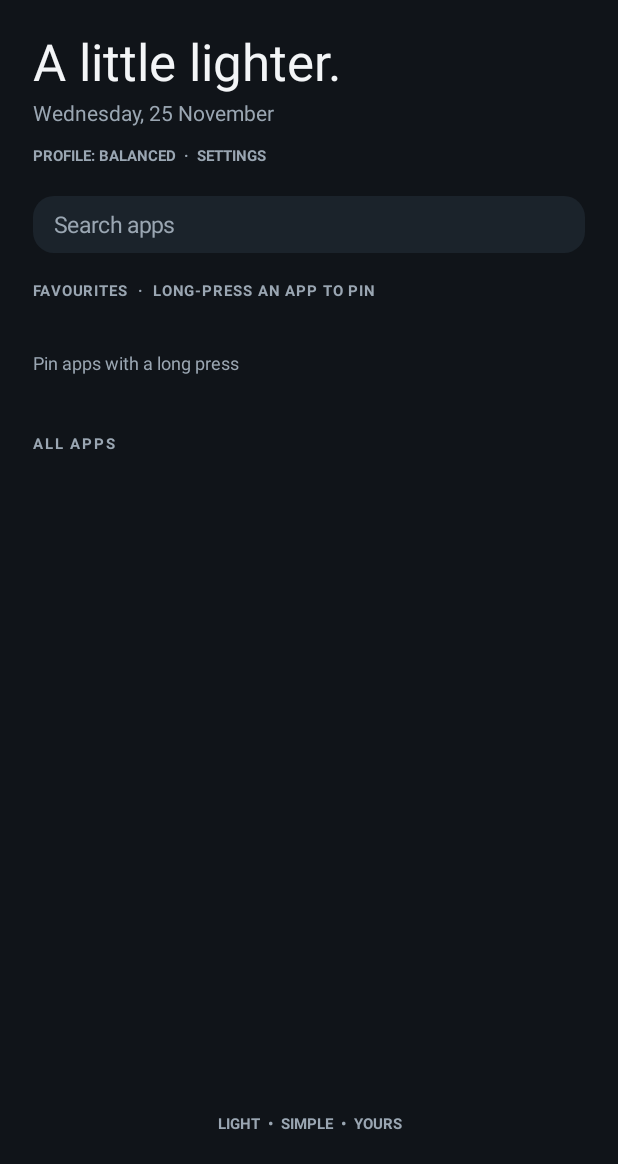
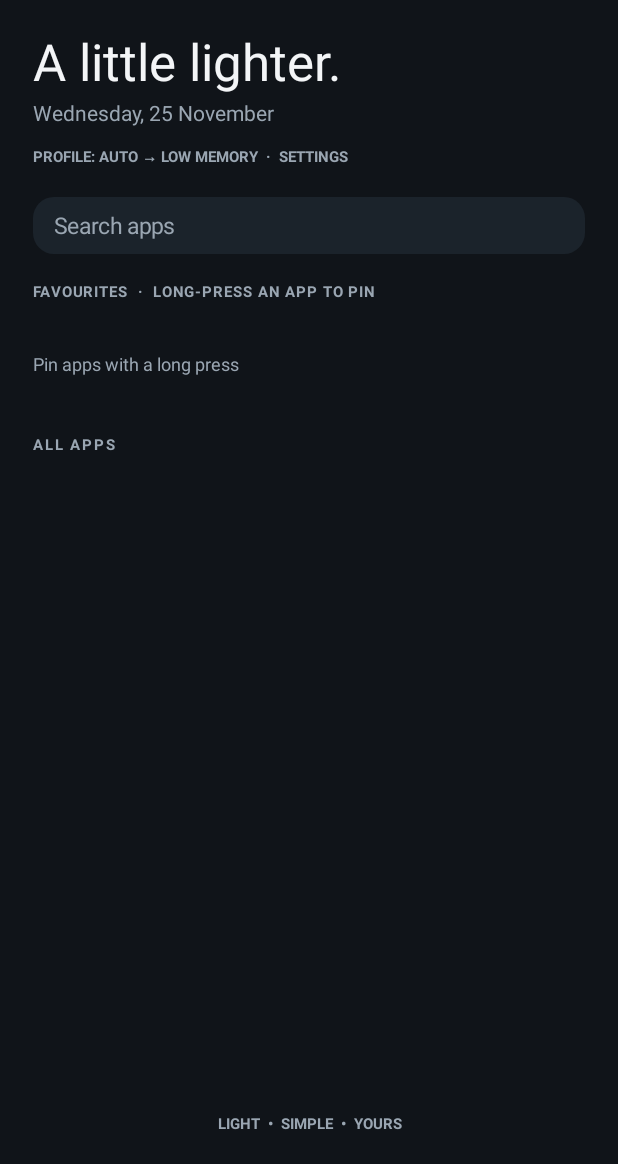
Before and after one commit to scmbyabhinav/LITE-OS, an Android app: the screen it shows after launch (MainActivity), on a phone screen of 412 x 824 dp, the part 72-1236 px from its top. Run offline under Robolectric (Android 15) with nearby library versions, the phone set to English and light mode, and no system bars; 1 statement that could not run was skipped.

Commit message:
feat: select adaptive profile from detected device capabilities

```diff
--- a/app/src/main/java/com/liteos/launcher/MainActivity.kt
+++ b/app/src/main/java/com/liteos/launcher/MainActivity.kt
@@ -33,7 +33,8 @@ class MainActivity : Activity() {
     private lateinit var favoritesRow: LinearLayout
     private lateinit var profileLabel: TextView
     private var searchField: EditText? = null
-    private var profile: String = "balanced"
+    private var profile: String = LITEOSProfileResolver.AUTO
+    private lateinit var deviceCapabilities: DeviceCapabilities
     private val allApps = mutableListOf<AppEntry>()
     private val visibleApps = mutableListOf<AppEntry>()
     private val favorites = linkedSetOf<String>()
@@ -49,7 +50,8 @@ class MainActivity : Activity() {
             View.SYSTEM_UI_FLAG_LIGHT_STATUS_BAR.inv()
 
         favorites.addAll(preferences.getStringSet("favorites", emptySet()) ?: emptySet())
-        profile = preferences.getString("profile", "balanced") ?: "balanced"
+        profile = preferences.getString("profile", LITEOSProfileResolver.AUTO) ?: LITEOSProfileResolver.AUTO
+        deviceCapabilities = DeviceCapabilities.detect(this)
 
         val root = LinearLayout(this).apply {
             orientation = LinearLayout.VERTICAL
@@ -63,7 +65,7 @@ class MainActivity : Activity() {
         }, matchWrap())
         val date = SimpleDateFormat("EEEE, d MMMM", Locale.getDefault()).format(Date())
         root.addView(label(date, 14f, muted, false), matchWrap())
-        profileLabel = label("PROFILE: ${profile.uppercase(Locale.getDefault())}  ·  SETTINGS", 10f, muted, true).apply {
+        profileLabel = label(profileSummary(), 10f, muted, true).apply {
             setPadding(0, dp(12), 0, 0)
             isClickable = true
             isFocusable = true
@@ -207,9 +209,21 @@ class MainActivity : Activity() {
         }
     }
 
+    private fun effectiveProfile() = LITEOSProfileResolver.resolve(profile, deviceCapabilities)
+
+    private fun profileSummary(): String {
+        val requested = profile.uppercase(Locale.getDefault())
+        val effective = effectiveProfile().replace("_", " ").uppercase(Locale.getDefault())
+        return if (profile == LITEOSProfileResolver.AUTO) {
+            "PROFILE: AUTO → $effective  ·  SETTINGS"
+        } else {
+            "PROFILE: $requested  ·  SETTINGS"
+        }
+    }
+
     private fun columnsForProfile(): Int {
-        val tablet = resources.configuration.smallestScreenWidthDp >= 600
-        return when (profile) {
+        val tablet = deviceCapabilities.isTablet
+        return when (effectiveProfile()) {
             "low_memory" -> if (tablet) 5 else 4
             "performance" -> if (tablet) 7 else 5
             else -> if (tablet) 6 else 4
@@ -217,15 +231,20 @@ class MainActivity : Activity() {
     }
 
     private fun showProfileSettings() {
-        val options = arrayOf("Low Memory", "Balanced", "Performance")
-        val values = arrayOf("low_memory", "balanced", "performance")
+        val options = arrayOf("Automatic (recommended)", "Low Memory", "Balanced", "Performance")
+        val values = arrayOf(
+            LITEOSProfileResolver.AUTO,
+            LITEOSProfileResolver.LOW_MEMORY,
+            LITEOSProfileResolver.BALANCED,
+            LITEOSProfileResolver.PERFORMANCE
+        )
         val selected = values.indexOf(profile).coerceAtLeast(0)
         AlertDialog.Builder(this)
             .setTitle("LITEOS launcher profile")
             .setSingleChoiceItems(options, selected) { dialog, which ->
                 profile = values[which]
                 preferences.edit().putString("profile", profile).apply()
-                profileLabel.text = "PROFILE: ${profile.uppercase(Locale.getDefault())}  ·  SETTINGS"
+                profileLabel.text = profileSummary()
                 appGrid.numColumns = columnsForProfile()
                 appAdapter.notifyDataSetChanged()
                 dialog.dismiss()
@@ -292,7 +311,7 @@ class MainActivity : Activity() {
                 scaleType = android.widget.ImageView.ScaleType.FIT_CENTER
                 contentDescription = item.label
             }
-            val iconSize = if (profile == "low_memory") 32 else 38
+            val iconSize = if (effectiveProfile() == LITEOSProfileResolver.LOW_MEMORY) 32 else 38
             cell.addView(iconView, LinearLayout.LayoutParams(dp(iconSize), dp(iconSize)))
             cell.addView(label(
                 (if (favorites.contains(item.key)) "★ " else "") + item.label,
```
